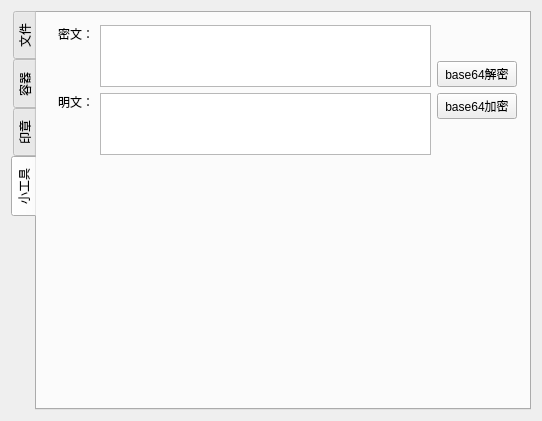
Before: the Qt Designer form mainwindow.ui in liuzhenxin/uKeyManage, drawn with Qt 5.
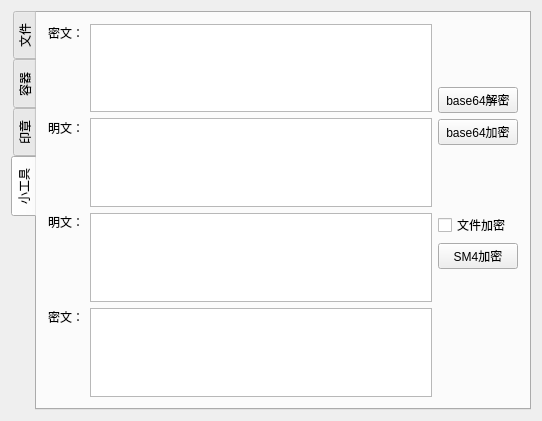
After: the same form once the commit is applied. The open tabs and pages were chosen to show the change. Icons and pictures are not drawn.

Patch:
```diff
--- a/mainwindow.ui
+++ b/mainwindow.ui
@@ -242,15 +242,8 @@
        <attribute name="title">
         <string>小工具</string>
        </attribute>
-       <widget class="QWidget" name="layoutWidget">
-        <property name="geometry">
-         <rect>
-          <x>10</x>
-          <y>1</y>
-          <width>481</width>
-          <height>152</height>
-         </rect>
-        </property>
+       <layout class="QVBoxLayout" name="verticalLayout_16">
+        <item>
         <layout class="QHBoxLayout" name="horizontalLayout_8">
          <item>
           <layout class="QVBoxLayout" name="verticalLayout_11">
@@ -359,7 +352,101 @@
           </layout>
          </item>
         </layout>
-       </widget>
+        </item>
+        <item>
+         <layout class="QHBoxLayout" name="horizontalLayout_9">
+          <item>
+           <layout class="QVBoxLayout" name="verticalLayout_12">
+            <item>
+             <widget class="QLabel" name="label_6">
+              <property name="text">
+               <string>明文：</string>
+              </property>
+             </widget>
+            </item>
+            <item>
+             <spacer name="verticalSpacer_5">
+              <property name="orientation">
+               <enum>Qt::Vertical</enum>
+              </property>
+              <property name="sizeHint" stdset="0">
+               <size>
+                <width>20</width>
+                <height>40</height>
+               </size>
+              </property>
+             </spacer>
+            </item>
+            <item>
+             <widget class="QLabel" name="label_5">
+              <property name="text">
+               <string>密文：</string>
+              </property>
+             </widget>
+            </item>
+            <item>
+             <spacer name="verticalSpacer_6">
+              <property name="orientation">
+               <enum>Qt::Vertical</enum>
+              </property>
+              <property name="sizeHint" stdset="0">
+               <size>
+                <width>20</width>
+                <height>40</height>
+               </size>
+              </property>
+             </spacer>
+            </item>
+           </layout>
+          </item>
+          <item>
+           <layout class="QVBoxLayout" name="verticalLayout_13">
+            <item>
+             <widget class="QTextEdit" name="TEXT2SM4"/>
+            </item>
+            <item>
+             <widget class="QTextEdit" name="SM4Text"/>
+            </item>
+           </layout>
+          </item>
+          <item>
+           <layout class="QVBoxLayout" name="verticalLayout_15">
+            <item>
+             <layout class="QVBoxLayout" name="verticalLayout_14">
+              <item>
+               <widget class="QCheckBox" name="SM4WithFile2File">
+                <property name="text">
+                 <string>文件加密</string>
+                </property>
+               </widget>
+              </item>
+              <item>
+               <widget class="QPushButton" name="TEXT2SM4Button">
+                <property name="text">
+                 <string>SM4加密</string>
+                </property>
+               </widget>
+              </item>
+             </layout>
+            </item>
+            <item>
+             <spacer name="verticalSpacer_7">
+              <property name="orientation">
+               <enum>Qt::Vertical</enum>
+              </property>
+              <property name="sizeHint" stdset="0">
+               <size>
+                <width>20</width>
+                <height>40</height>
+               </size>
+              </property>
+             </spacer>
+            </item>
+           </layout>
+          </item>
+         </layout>
+        </item>
+       </layout>
       </widget>
      </widget>
     </item>
```
Left out of the diff: 2 changed lines with no effect on the pictures. Lines whose indentation alone changed are shown as unchanged.
